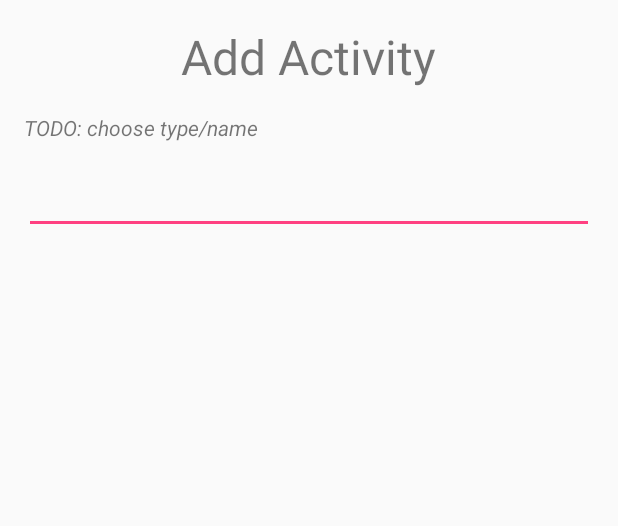
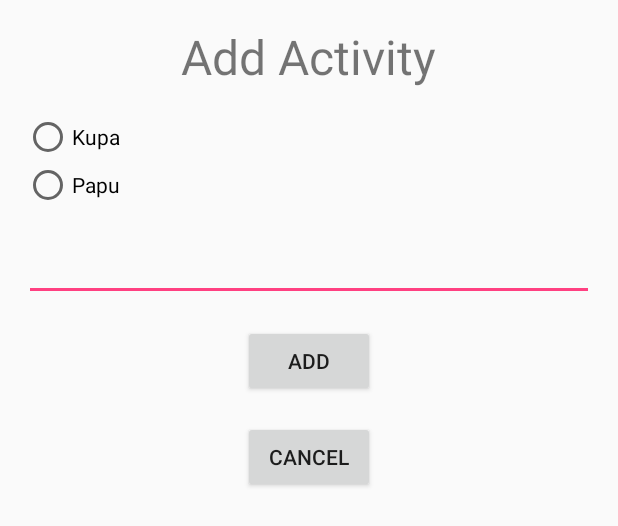
Before and after one commit to emgu/JacksDay, an Android app: the layout activity_creation.xml on its own in the app's theme, with its tools: preview values and no code run, on a phone screen of 412 x 824 dp. Shown: the top 526 px of the screen. Run offline under Robolectric (Android 15) with nearby library versions, the phone set to English and light mode, and no system bars.

Commit message:
Activity adding

```diff
--- a/app/src/main/AndroidManifest.xml
+++ b/app/src/main/AndroidManifest.xml
@@ -14,10 +14,10 @@
         <activity android:name=".ui.JacksActivities">
             <intent-filter>
                 <action android:name="android.intent.action.MAIN" />
-
                 <category android:name="android.intent.category.LAUNCHER" />
             </intent-filter>
         </activity>
+        <activity android:label="@string/app_name" android:name=".ui.ActivityCreation"/>
     </application>
 
 </manifest>
--- a/app/src/main/java/com/example/guzik/jacksday/model/ActivityRowMapper.java
+++ b/app/src/main/java/com/example/guzik/jacksday/model/ActivityRowMapper.java
@@ -11,7 +11,7 @@ public class ActivityRowMapper implements RowMapper{
         Activity activity = new Activity();
         activity.setDate(result.getString("date"));
         activity.setTime(result.getString("time"));
-        activity.setName(result.getString("name"));
+        activity.setName(result.getString("type"));
         activity.setDetails(result.getString("details"));
         return activity;
     }
--- a/app/src/main/res/layout/activity_creation.xml
+++ b/app/src/main/res/layout/activity_creation.xml
@@ -20,24 +20,54 @@
         android:fontFamily="sans-serif"
         />
 
-    <TextView
-        android:id="@+id/name"
-        android:layout_width="wrap_content"
+    <RadioGroup
+        android:id="@+id/radio_group"
+        android:layout_width="fill_parent"
         android:layout_height="wrap_content"
+        android:orientation="vertical"
+        android:layout_marginTop="16dp"
         android:layout_below="@id/add_activity_label"
-        android:layout_marginTop="16dp"
-        android:text="TODO: choose type/name"
-        android:fontFamily="sans-serif"
-        android:textStyle="italic"
-        />
+        >
+        <RadioButton android:id="@+id/radio_kupa"
+            android:layout_width="wrap_content"
+            android:layout_height="wrap_content"
+            android:text="@string/kupa"
+            android:onClick="getRadioButtonState"/>
+        <RadioButton android:id="@+id/radio_papu"
+            android:layout_width="wrap_content"
+            android:layout_height="wrap_content"
+            android:text="@string/papu"
+            android:onClick="getRadioButtonState"/>
+    </RadioGroup>
 
     <EditText
-        android:id="@+id/details"
+        android:id="@+id/details_input"
         android:layout_width="fill_parent"
         android:layout_height="wrap_content"
-        android:layout_below="@id/name"
+        android:layout_below="@id/radio_group"
         android:layout_marginTop="16dp"
         android:inputType="text"
         />
 
+    <Button
+        android:id="@+id/confirm_button"
+        android:layout_height="wrap_content"
+        android:layout_width="wrap_content"
+        android:layout_centerHorizontal="true"
+        android:layout_below="@id/details_input"
+        android:layout_marginTop="16dp"
+        android:text="@string/add_button_label"
+        />
+
+    <Button
+        android:id="@+id/cancel_button"
+        android:layout_height="wrap_content"
+        android:layout_width="wrap_content"
+        android:layout_centerHorizontal="true"
+        android:layout_below="@id/confirm_button"
+        android:layout_marginTop="16dp"
+        android:text="@string/cancel_button_label"
+        />
+
+
 </RelativeLayout>
--- a/app/src/main/res/values/strings.xml
+++ b/app/src/main/res/values/strings.xml
@@ -1,3 +1,8 @@
 <resources>
     <string name="app_name">JacksDay</string>
+    <string name="add_button_label">Add</string>
+    <string name="cancel_button_label">Cancel</string>
+    <string name="kupa">Kupa</string>
+    <string name="papu">Papu</string>
+    <string name="refresh_button_label">Refresh</string>
 </resources>
```
Also changed, not shown: app/src/main/java/com/example/guzik/jacksday/adapter/Adapter.java (+14 -0 lines), app/src/main/java/com/example/guzik/jacksday/model/Database.java (renamed from app/src/main/java/com/example/guzik/jacksday/model/Data.java, +8 -6 lines), app/src/main/java/com/example/guzik/jacksday/ui/ActivityCreation.java (added, +84 -0 lines), app/src/main/java/com/example/guzik/jacksday/ui/JacksActivities.java (+45 -8 lines), app/src/main/res/layout/jacks_activities.xml (+33 -3 lines), 1 other file.
